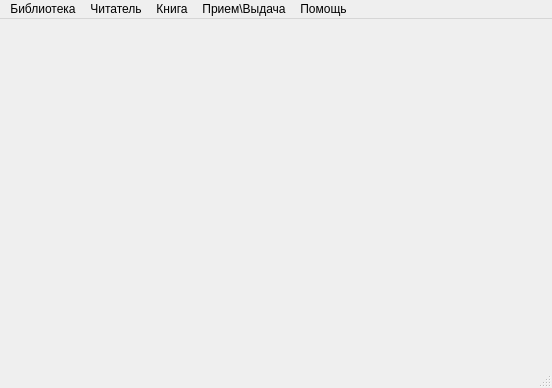
Qt form Library_db/mainwindow.ui (AaccrraA/Library) before a commit.
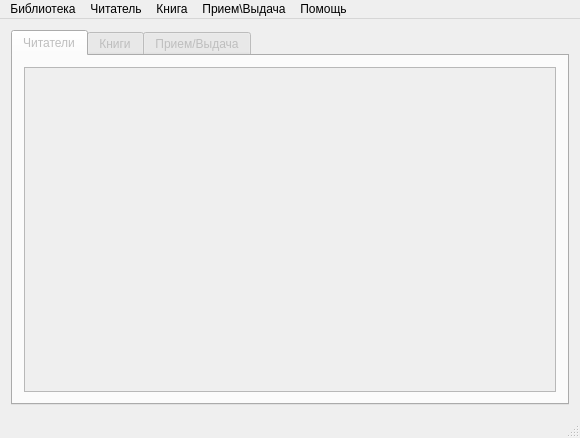
The same form after that commit.

Patch:
```diff
--- a/Library_db/mainwindow.ui
+++ b/Library_db/mainwindow.ui
@@ -6,20 +6,75 @@
    <rect>
     <x>0</x>
     <y>0</y>
-    <width>552</width>
-    <height>388</height>
+    <width>580</width>
+    <height>438</height>
    </rect>
   </property>
   <property name="windowTitle">
    <string>MainWindow</string>
   </property>
-  <widget class="QWidget" name="centralWidget"/>
+  <widget class="QWidget" name="centralWidget">
+   <layout class="QVBoxLayout" name="verticalLayout">
+    <item>
+     <widget class="QTabWidget" name="tabWidget">
+      <property name="enabled">
+       <bool>false</bool>
+      </property>
+      <property name="sizePolicy">
+       <sizepolicy hsizetype="Expanding" vsizetype="Expanding">
+        <horstretch>0</horstretch>
+        <verstretch>0</verstretch>
+       </sizepolicy>
+      </property>
+      <property name="maximumSize">
+       <size>
+        <width>16777215</width>
+        <height>16777215</height>
+       </size>
+      </property>
+      <property name="currentIndex">
+       <number>0</number>
+      </property>
+      <widget class="QWidget" name="reader_tab">
+       <attribute name="title">
+        <string>Читатели</string>
+       </attribute>
+       <layout class="QHBoxLayout" name="horizontalLayout_2">
+        <item>
+         <widget class="QTableWidget" name="tableWidget"/>
+        </item>
+       </layout>
+      </widget>
+      <widget class="QWidget" name="book_tab">
+       <attribute name="title">
+        <string>Книги</string>
+       </attribute>
+       <layout class="QHBoxLayout" name="horizontalLayout">
+        <item>
+         <widget class="QTableWidget" name="tableWidget_2"/>
+        </item>
+       </layout>
+      </widget>
+      <widget class="QWidget" name="ioinfo_tab">
+       <attribute name="title">
+        <string>Прием/Выдача</string>
+       </attribute>
+       <layout class="QHBoxLayout" name="horizontalLayout_3">
+        <item>
+         <widget class="QTableWidget" name="tableWidget_3"/>
+        </item>
+       </layout>
+      </widget>
+     </widget>
+    </item>
+   </layout>
+  </widget>
   <widget class="QMenuBar" name="menuBar">
    <property name="geometry">
     <rect>
      <x>0</x>
      <y>0</y>
-     <width>552</width>
+     <width>580</width>
      <height>21</height>
     </rect>
    </property>
```
